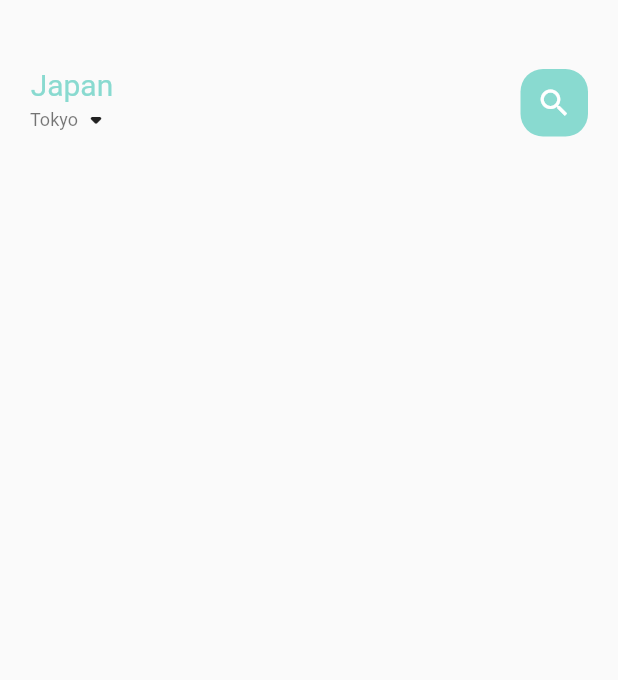
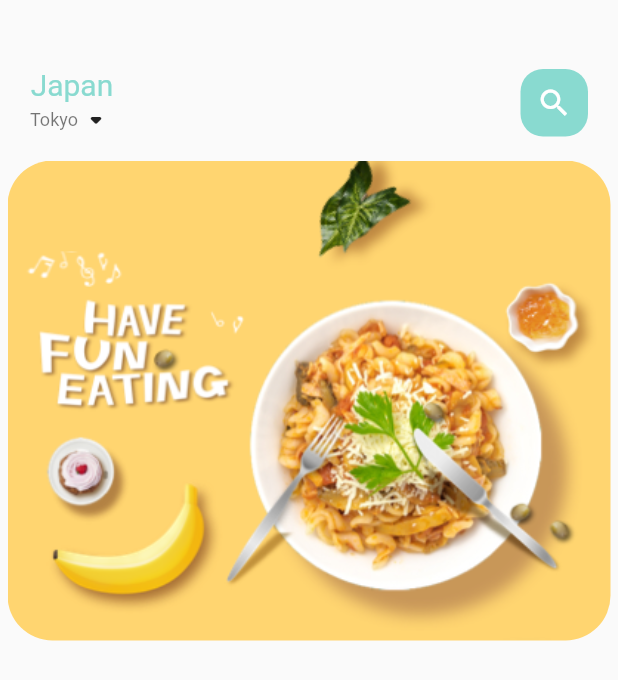
Before and after one commit to sEmoto0808/Flutter-EC-app, a Flutter app: the screen it shows after launch, on a phone screen of 412 x 824 dp. Shown: the top 680 px of the screen. Run offline on Flutter 3.47's test engine with Material 2 defaults, Android fonts, the phone set to English and light mode, and no system bars.

Commit message:
PageViewでfoodの画像を表示

```diff
--- a/src/lib/pages/main_food_page.dart
+++ b/src/lib/pages/main_food_page.dart
@@ -1,5 +1,6 @@
 import 'package:flutter/material.dart';
 import 'package:sample/utils/colors.dart';
+import 'package:sample/widgets/home/food_carousel.dart';
 import 'package:sample/widgets/large_text.dart';
 import 'package:sample/widgets/small_text.dart';
 
@@ -55,6 +56,7 @@ class _MainFoodPageState extends State<MainFoodPage> {
               ],
             ),
           ),
+          FoodCarousel(),
         ],
       ),
     );
--- a/src/lib/widgets/home/food_carousel.dart
+++ b/src/lib/widgets/home/food_carousel.dart
@@ -1,4 +1,5 @@
 import 'package:flutter/material.dart';
+import 'package:sample/utils/colors.dart';
 
 class FoodCarousel extends StatefulWidget {
   const FoodCarousel({Key? key}) : super(key: key);
@@ -11,6 +12,7 @@ class _FoodCarouselState extends State<FoodCarousel> {
   @override
   Widget build(BuildContext context) {
     return Container(
+      height: 320,
       child: PageView.builder(
         itemCount: 5,
         itemBuilder: (context, position) {
@@ -21,6 +23,16 @@ class _FoodCarouselState extends State<FoodCarousel> {
   }
 
   Widget _buildPageItem(int index) {
-    return Container();
+    return Container(
+      height: 220,
+      margin: const EdgeInsets.symmetric(horizontal: 5),
+      child: ClipRRect(
+        borderRadius: BorderRadius.circular(30),
+        child: Image.asset(
+          'assets/images/food0.png',
+          fit: BoxFit.cover,
+        ),
+      ),
+    );
   }
 }
```
